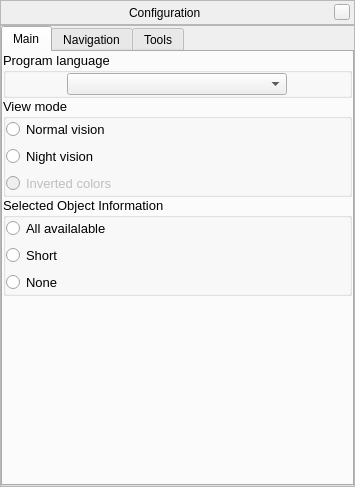
519984307/stellarium_src, file src/gui/configurationDialog.ui: the form before one commit.
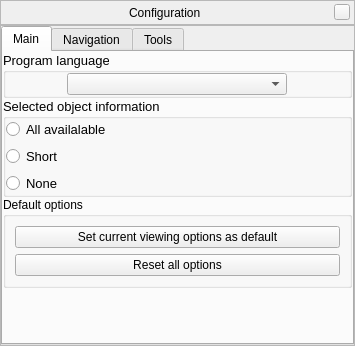
The form after the commit. The open tabs and pages were chosen to show the change. Custom widgets are drawn as their Qt base class.

Commit message: Added preview save config buttons.o

Patch:
```diff
--- a/src/gui/configurationDialog.ui
+++ b/src/gui/configurationDialog.ui
@@ -6,7 +6,7 @@
     <x>0</x>
     <y>0</y>
     <width>355</width>
-    <height>487</height>
+    <height>346</height>
    </rect>
   </property>
   <property name="windowTitle" >
@@ -216,58 +216,6 @@
             </layout>
            </widget>
           </item>
-          <item>
-           <widget class="QGroupBox" name="groupBox_6" >
-            <property name="font" >
-             <font>
-              <pointsize>10</pointsize>
-              <weight>50</weight>
-              <bold>false</bold>
-             </font>
-            </property>
-            <property name="title" >
-             <string>View mode</string>
-            </property>
-            <layout class="QVBoxLayout" name="verticalLayout_4" >
-             <property name="margin" >
-              <number>0</number>
-             </property>
-             <item>
-              <widget class="QRadioButton" name="normalVisionRadioButton" >
-               <property name="toolTip" >
-                <string>Standard mode.</string>
-               </property>
-               <property name="text" >
-                <string>Normal vision</string>
-               </property>
-              </widget>
-             </item>
-             <item>
-              <widget class="QRadioButton" name="nightVisionRadioButton" >
-               <property name="toolTip" >
-                <string>Use red light only - this helps to preserve the dark adaptation of the eye.</string>
-               </property>
-               <property name="text" >
-                <string>Night vision</string>
-               </property>
-              </widget>
-             </item>
-             <item>
-              <widget class="QRadioButton" name="invertedColorsRadioButton" >
-               <property name="enabled" >
-                <bool>false</bool>
-               </property>
-               <property name="toolTip" >
-                <string>Inverted colors like on astronomical charts (i.e. sky is white, objects are dark).</string>
-               </property>
-               <property name="text" >
-                <string>Inverted colors</string>
-               </property>
-              </widget>
-             </item>
-            </layout>
-           </widget>
-          </item>
           <item>
            <widget class="QGroupBox" name="groupBox_4" >
             <property name="sizePolicy" >
@@ -284,7 +232,7 @@
              </font>
             </property>
             <property name="title" >
-             <string>Selected Object Information</string>
+             <string>Selected object information</string>
             </property>
             <layout class="QVBoxLayout" name="verticalLayout_5" >
              <property name="margin" >
@@ -320,6 +268,29 @@
             </layout>
            </widget>
           </item>
+          <item>
+           <widget class="QGroupBox" name="groupBox_6" >
+            <property name="title" >
+             <string>Default options</string>
+            </property>
+            <layout class="QGridLayout" name="gridLayout" >
+             <item row="0" column="0" >
+              <widget class="QPushButton" name="pushButton" >
+               <property name="text" >
+                <string>Set current viewing options as default</string>
+               </property>
+              </widget>
+             </item>
+             <item row="1" column="0" >
+              <widget class="QPushButton" name="pushButton_2" >
+               <property name="text" >
+                <string>Reset all options</string>
+               </property>
+              </widget>
+             </item>
+            </layout>
+           </widget>
+          </item>
           <item>
            <spacer name="verticalSpacer" >
             <property name="orientation" >
```
Left out of the diff: 6 changed lines with no effect on the pictures. The commit also changes 2 other files.
